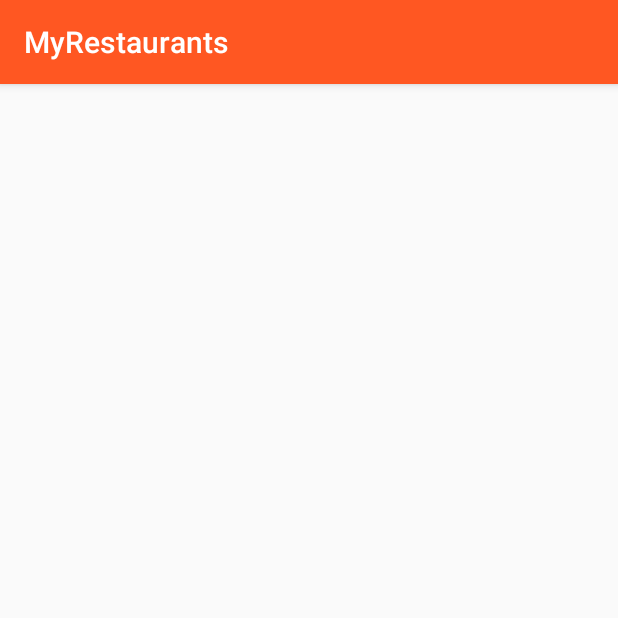
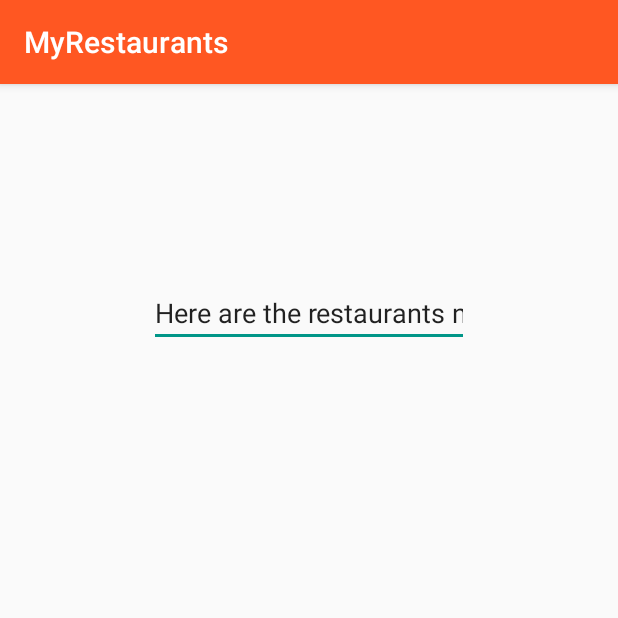
Before and after one commit to crneff84/MyRestaurants, an Android app: the screen it shows after launch (RestaurantsActivity), after a tap on "FIND RESTAURANTS", on a phone screen of 412 x 824 dp, the top half of it. Run offline under Robolectric (Android 15) with nearby library versions, the phone set to English and light mode, and no system bars.

Commit message:
add text box on RestaurantsActivity

```diff
--- a/app/src/main/java/com/epicodus/myrestaurants/MainActivity.java
+++ b/app/src/main/java/com/epicodus/myrestaurants/MainActivity.java
@@ -25,8 +25,8 @@ public class MainActivity extends AppCompatActivity {
             @Override
             public void onClick(View view) {
                 String location = mLocationEditText.getText().toString();
-                Log.d(TAG, location);
                 Intent intent = new Intent(MainActivity.this, RestaurantsActivity.class);
+                intent.putExtra("location", location);
                 startActivity(intent);
             }
         });
--- a/app/src/main/java/com/epicodus/myrestaurants/RestaurantsActivity.java
+++ b/app/src/main/java/com/epicodus/myrestaurants/RestaurantsActivity.java
@@ -1,13 +1,22 @@
 package com.epicodus.myrestaurants;
 
+import android.content.Intent;
 import android.support.v7.app.AppCompatActivity;
 import android.os.Bundle;
+import android.widget.TextView;
 
 public class RestaurantsActivity extends AppCompatActivity {
+    private TextView mLocationTextView;
 
     @Override
     protected void onCreate(Bundle savedInstanceState) {
         super.onCreate(savedInstanceState);
         setContentView(R.layout.activity_restaurants);
+
+        mLocationTextView = (TextView) findViewById(R.id.locationTextView);
+
+        Intent intent = getIntent();
+        String location = intent.getStringExtra("location");
+        mLocationTextView.setText("Here are the restaurants near: " + location);
     }
 }
--- a/app/src/main/res/layout/activity_restaurants.xml
+++ b/app/src/main/res/layout/activity_restaurants.xml
@@ -10,4 +10,14 @@
     android:paddingTop="@dimen/activity_vertical_margin"
     tools:context="com.epicodus.myrestaurants.RestaurantsActivity">
 
+    <EditText
+        android:layout_width="wrap_content"
+        android:layout_height="wrap_content"
+        android:inputType="textPersonName"
+        android:text="Name"
+        android:ems="10"
+        android:layout_alignParentTop="true"
+        android:layout_centerHorizontal="true"
+        android:layout_marginTop="114dp"
+        android:id="@+id/locationTextView" />
 </RelativeLayout>
```
